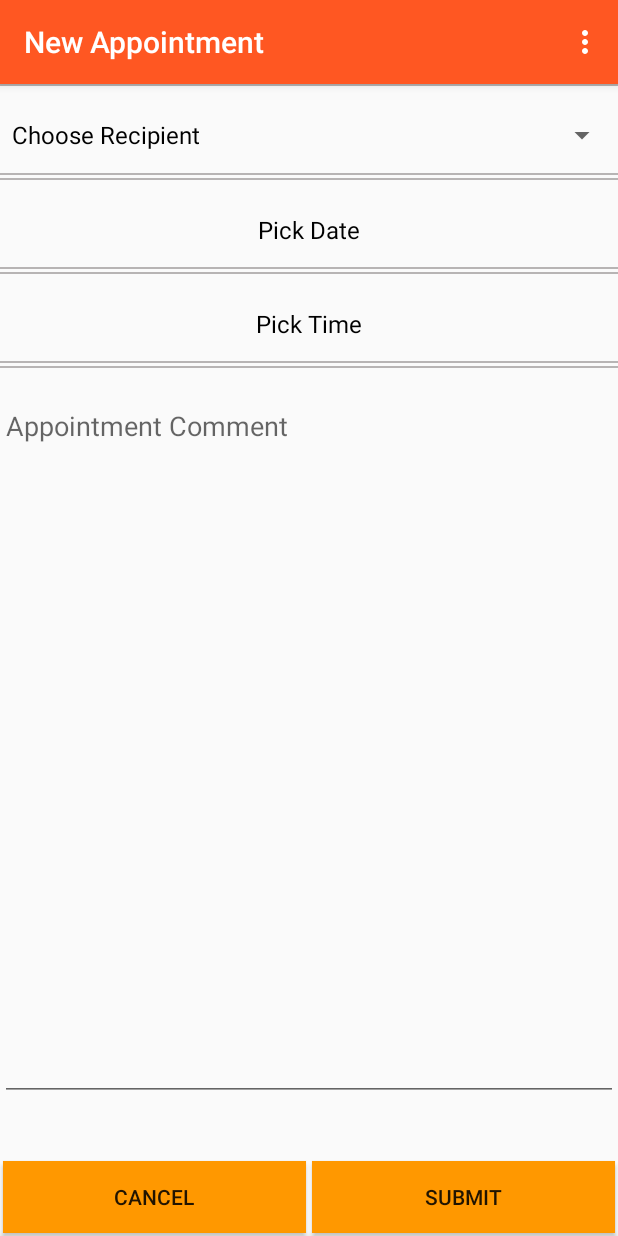
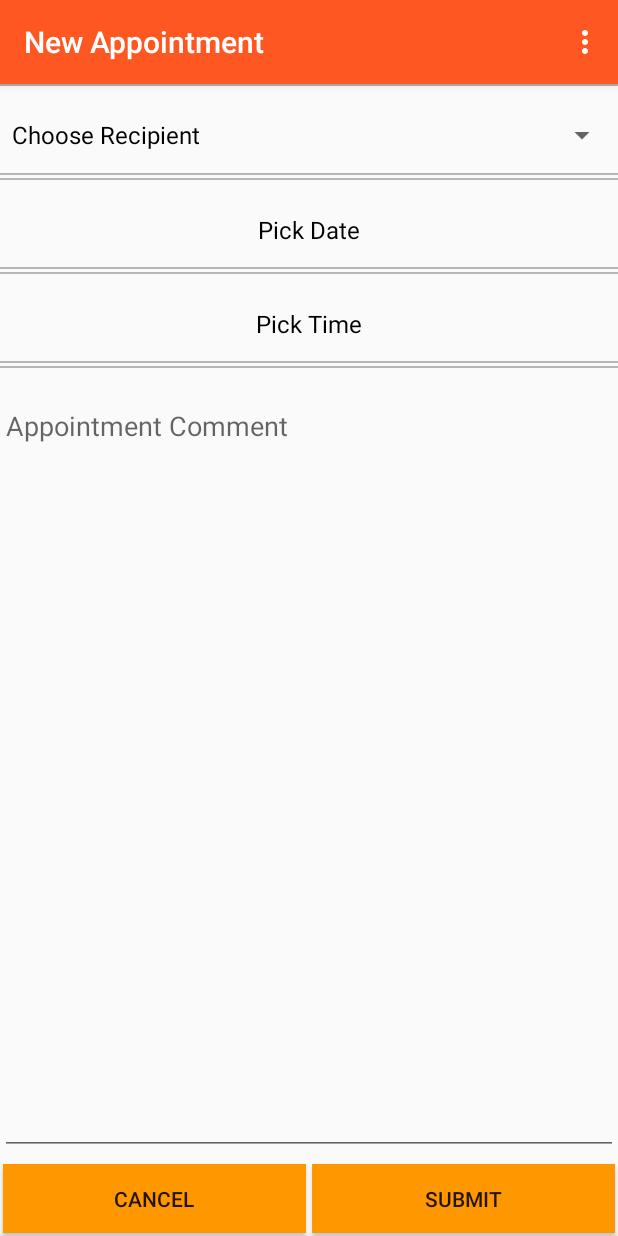
Before and after one commit to erickogi/RoG, an Android app: the fragment NewAppointment placed in its activity, on a phone screen of 412 x 824 dp. Run offline under Robolectric (Android 15) with nearby library versions, the phone set to English and light mode, and no system bars; our stand-ins replace Volley; libraries missing offline, so code that uses them is left out: com.mikepenz.actionitembadge, com.muddzdev.styleabletoastlibrary; 1 statement that could not run was skipped.

Commit message:
Mainfragment redesign

```diff
--- a/app/src/main/java/com/erickogi14gmail/rog/Hymns/FragmrntSongList.java
+++ b/app/src/main/java/com/erickogi14gmail/rog/Hymns/FragmrntSongList.java
@@ -81,7 +81,11 @@ public class FragmrntSongList extends Fragment {
 
             @Override
             public void onClick(View view, int position) {
-                Intent intent=new Intent(getActivity(), Webview.class);
+                Intent intent = new Intent(getActivity(), Webview.class);
+                intent.putExtra("isToday", true);
+                intent.putExtra("title", "");
+                intent.putExtra("preview", "");
+
                 startActivity(intent);
             }
 
--- a/app/src/main/java/com/erickogi14gmail/rog/mainFragment.java
+++ b/app/src/main/java/com/erickogi14gmail/rog/mainFragment.java
@@ -58,19 +58,19 @@ public class mainFragment extends Fragment {
     public View onCreateView(final LayoutInflater inflater, @Nullable ViewGroup container, @Nullable Bundle savedInstanceState) {
         view = inflater.inflate(R.layout.fragment_main, container, false);
         getActivity().setTitle("Church App");
-        scrollview = (NestedScrollView) view.findViewById(R.id.scrollView);
+      //  scrollview = (NestedScrollView) view.findViewById(R.id.scrollView);
         bottomNavigationView = (BottomNavigationView) getActivity().findViewById(R.id.bottom_navigation);
-
-        scrollview.setOnScrollChangeListener(new NestedScrollView.OnScrollChangeListener() {
-            @Override
-            public void onScrollChange(NestedScrollView v, int scrollX, int scrollY, int oldScrollX, int oldScrollY) {
-                if (scrollY > oldScrollY) {
-                    hideViews();
-                } else {
-                    showViews();
-                }
-            }
-        });
+//
+//        scrollview.setOnScrollChangeListener(new NestedScrollView.OnScrollChangeListener() {
+//            @Override
+//            public void onScrollChange(NestedScrollView v, int scrollX, int scrollY, int oldScrollX, int oldScrollY) {
+//                if (scrollY > oldScrollY) {
+//                    hideViews();
+//                } else {
+//                    showViews();
+//                }
+//            }
+//        });
 
 
         openAbout = (CardView) view.findViewById(R.id.openAbout);
--- a/app/src/main/res/layout/activity_main.xml
+++ b/app/src/main/res/layout/activity_main.xml
@@ -30,7 +30,7 @@
 
         android:layout_width="match_parent"
 
-        android:layout_height="wrap_content"
+        android:layout_height="50dp"
 
         android:layout_alignParentBottom="true"
 
--- a/app/src/main/res/layout/new_appointment_dialog.xml
+++ b/app/src/main/res/layout/new_appointment_dialog.xml
@@ -1,8 +1,21 @@
 <?xml version="1.0" encoding="utf-8"?>
-<LinearLayout xmlns:android="http://schemas.android.com/apk/res/android"
+<RelativeLayout xmlns:android="http://schemas.android.com/apk/res/android"
     android:orientation="vertical" android:layout_width="match_parent"
     android:layout_height="match_parent">
+    <ScrollView
+        android:fillViewport="true"
+        android:layout_width="match_parent"
+        android:layout_height="match_parent">
+        <LinearLayout
 
+            android:orientation="vertical"
+            android:layout_width="match_parent"
+            android:layout_height="match_parent">
+            <LinearLayout
+
+                android:orientation="vertical"
+                android:layout_width="match_parent"
+                android:layout_height="wrap_content">
                 <View
                     android:layout_width="match_parent"
                     android:layout_height="1dp"
@@ -72,12 +85,17 @@
                     android:layout_height="1dp"
 
                     android:background="@color/line" />
+            </LinearLayout>
+            <LinearLayout
+                android:layout_marginBottom="50dp"
+                android:layout_width="match_parent"
+                android:layout_height="match_parent">
                 <android.support.design.widget.TextInputLayout
                     android:layout_weight="5"
                     android:layout_width="match_parent"
-        android:layout_height="0dp"
+                    android:layout_height="match_parent"
                     android:layout_marginTop="8dp"
-        android:layout_marginBottom="8dp">
+                    android:layout_marginBottom="4dp">
                     <EditText android:id="@+id/editTextMessage"
                         android:gravity="start|top"
                         android:layout_width="match_parent"
@@ -87,11 +105,20 @@
                         android:hint="Appointment Comment " />
                 </android.support.design.widget.TextInputLayout>
 
+
+            </LinearLayout>
+        </LinearLayout>
+
+    </ScrollView>
+
+
+
     <LinearLayout
-        android:layout_marginTop="30dp"
+        android:layout_alignParentBottom="true"
+
         android:orientation="horizontal"
         android:layout_width="match_parent"
-        android:layout_height="wrap_content">
+        android:layout_height="50dp">
         <Button
             android:layout_margin="2dp"
             android:layout_weight="1"
@@ -109,6 +136,4 @@
             android:layout_width="0dp"
             android:layout_height="wrap_content" />
     </LinearLayout>
-
-
-</LinearLayout>
+</RelativeLayout>
```
Also changed, not shown: app/build.gradle (+7 -6 lines), app/src/main/java/com/erickogi14gmail/rog/MainActivity.java (+26 -26 lines), app/src/main/res/layout/fragment_main.xml (+39 -38 lines). Lines whose indentation alone changed are shown as unchanged.
